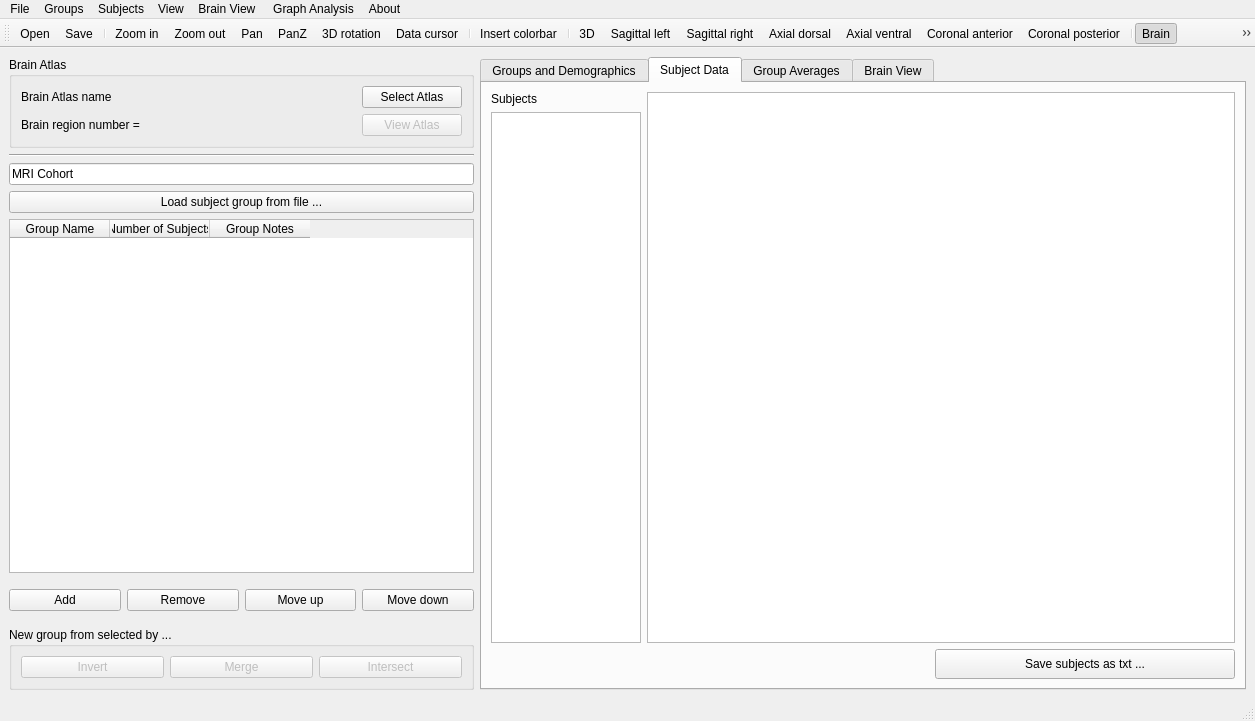
First picture: the form in braphy/gui/ui_files/cohort_editor.ui, repository softmatterlab/Braph-2.0-Python, before the edit.
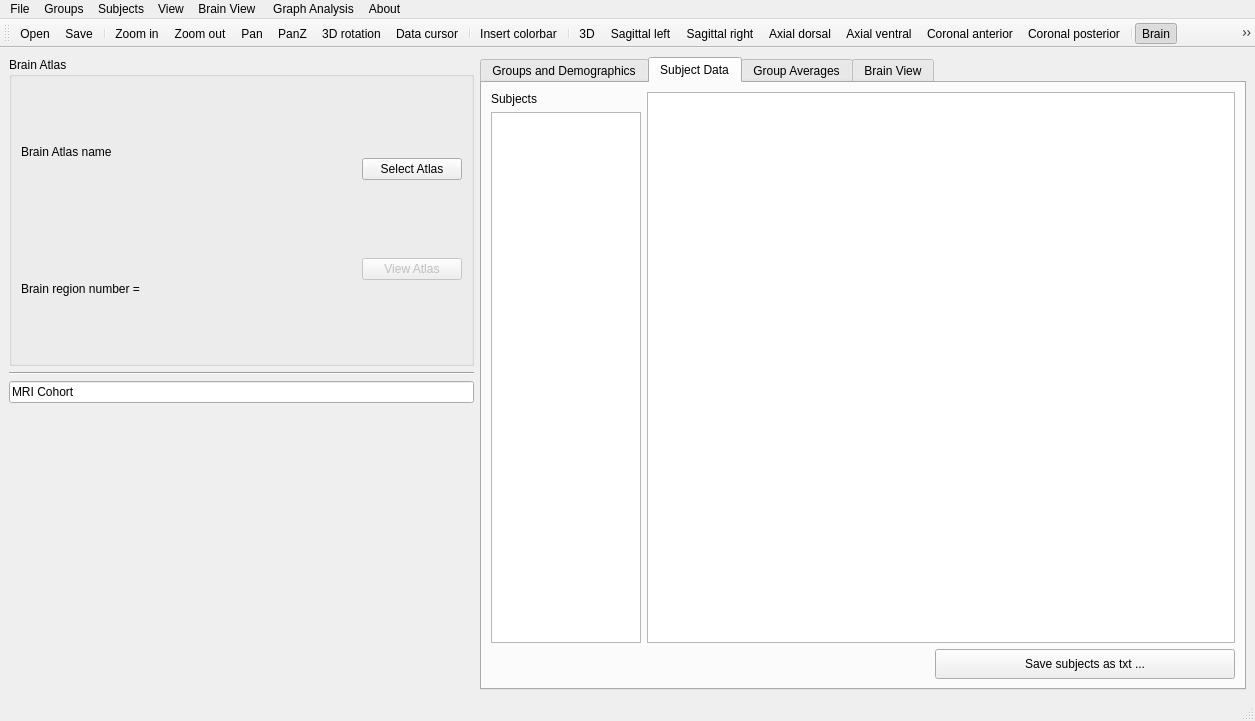
Second picture: the form after the edit. Icons and pictures are not drawn. Custom widgets are drawn as their Qt base class.

Commit message: Extract group table from cohort editor

What changed in the file:
```diff
--- a/braphy/gui/ui_files/cohort_editor.ui
+++ b/braphy/gui/ui_files/cohort_editor.ui
@@ -132,123 +132,10 @@
            </widget>
           </item>
           <item>
-           <widget class="QPushButton" name="btnLoadSubject">
-            <property name="text">
-             <string>Load subject group from file ...</string>
-            </property>
-           </widget>
+           <widget class="GroupTableWidget" name="groupTableWidget" native="true"/>
           </item>
-          <item>
-           <widget class="QTableWidget" name="tableWidget_groups">
-            <property name="sizePolicy">
-             <sizepolicy hsizetype="Expanding" vsizetype="Expanding">
-              <horstretch>0</horstretch>
-              <verstretch>0</verstretch>
-             </sizepolicy>
-            </property>
-            <column>
-             <property name="text">
-              <string>Group Name</string>
-             </property>
-            </column>
-            <column>
-             <property name="text">
-              <string>Number of Subjects</string>
-             </property>
-            </column>
-            <column>
-             <property name="text">
-              <string>Group Notes</string>
-             </property>
-            </column>
-           </widget>
-          </item>
          </layout>
         </item>
-        <item>
-         <layout class="QHBoxLayout" name="horizontalLayout_5">
-          <property name="topMargin">
-           <number>10</number>
-          </property>
-          <property name="bottomMargin">
-           <number>10</number>
-          </property>
-          <item>
-           <widget class="QPushButton" name="btnAdd">
-            <property name="text">
-             <string>Add</string>
-            </property>
-           </widget>
-          </item>
-          <item>
-           <widget class="QPushButton" name="btnRemove">
-            <property name="text">
-             <string>Remove</string>
-            </property>
-           </widget>
-          </item>
-          <item>
-           <widget class="QPushButton" name="btnMoveUp">
-            <property name="text">
-             <string>Move up</string>
-            </property>
-           </widget>
-          </item>
-          <item>
-           <widget class="QPushButton" name="btnMoveDown">
-            <property name="text">
-             <string>Move down</string>
-            </property>
-           </widget>
-          </item>
-         </layout>
-        </item>
-        <item>
-         <widget class="QGroupBox" name="groupBox">
-          <property name="title">
-           <string>New group from selected by ...</string>
-          </property>
-          <layout class="QGridLayout" name="gridLayout">
-           <item row="0" column="0">
-            <layout class="QGridLayout" name="gridLayout_2">
-             <property name="bottomMargin">
-              <number>0</number>
-             </property>
-             <item row="0" column="1">
-              <widget class="QPushButton" name="btnMerge">
-               <property name="enabled">
-                <bool>false</bool>
-               </property>
-               <property name="text">
-                <string>Merge</string>
-               </property>
-              </widget>
-             </item>
-             <item row="0" column="2">
-              <widget class="QPushButton" name="btnIntersect">
-               <property name="enabled">
-                <bool>false</bool>
-               </property>
-               <property name="text">
-                <string>Intersect</string>
-               </property>
-              </widget>
-             </item>
-             <item row="0" column="0">
-              <widget class="QPushButton" name="btnInvert">
-               <property name="enabled">
-                <bool>false</bool>
-               </property>
-               <property name="text">
-                <string>Invert</string>
-               </property>
-              </widget>
-             </item>
-            </layout>
-           </item>
-          </layout>
-         </widget>
-        </item>
        </layout>
       </item>
       <item>
@@ -1515,6 +1402,12 @@
    <extends>QGraphicsView</extends>
    <header>braphy.gui.brain_atlas_widget</header>
   </customwidget>
+  <customwidget>
+   <class>GroupTableWidget</class>
+   <extends>QWidget</extends>
+   <header>braphy.gui.group_table_widget</header>
+   <container>1</container>
+  </customwidget>
  </customwidgets>
  <resources>
   <include location="../icons/icons.qrc"/>
```
The commit also changes 4 other files.
